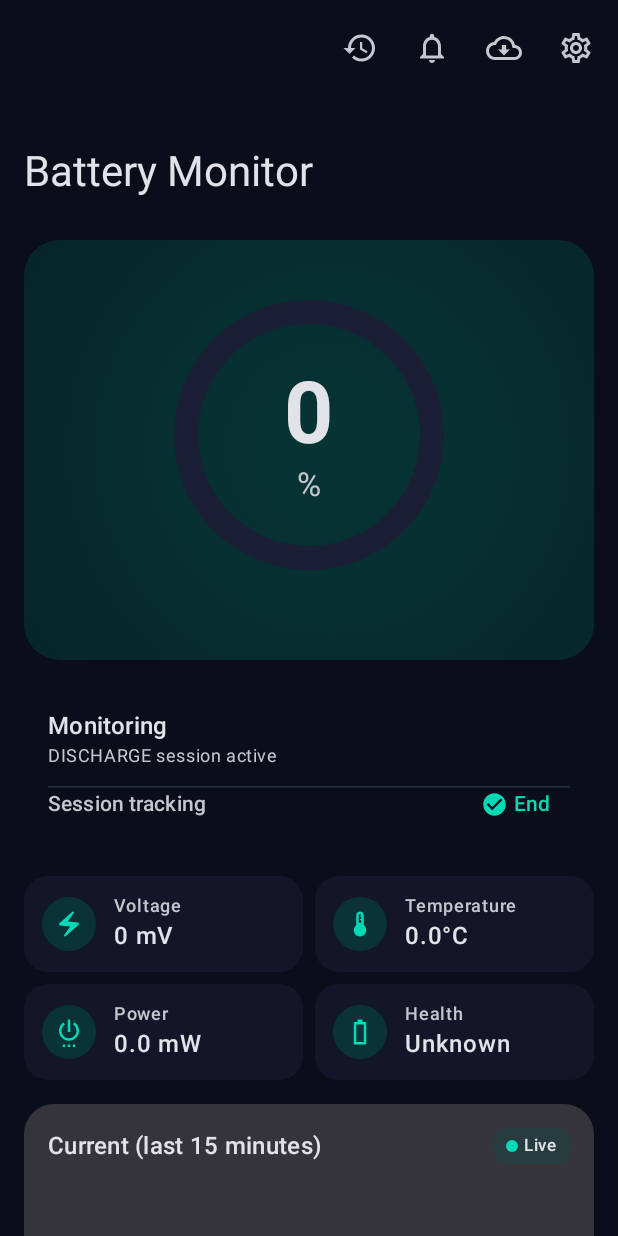
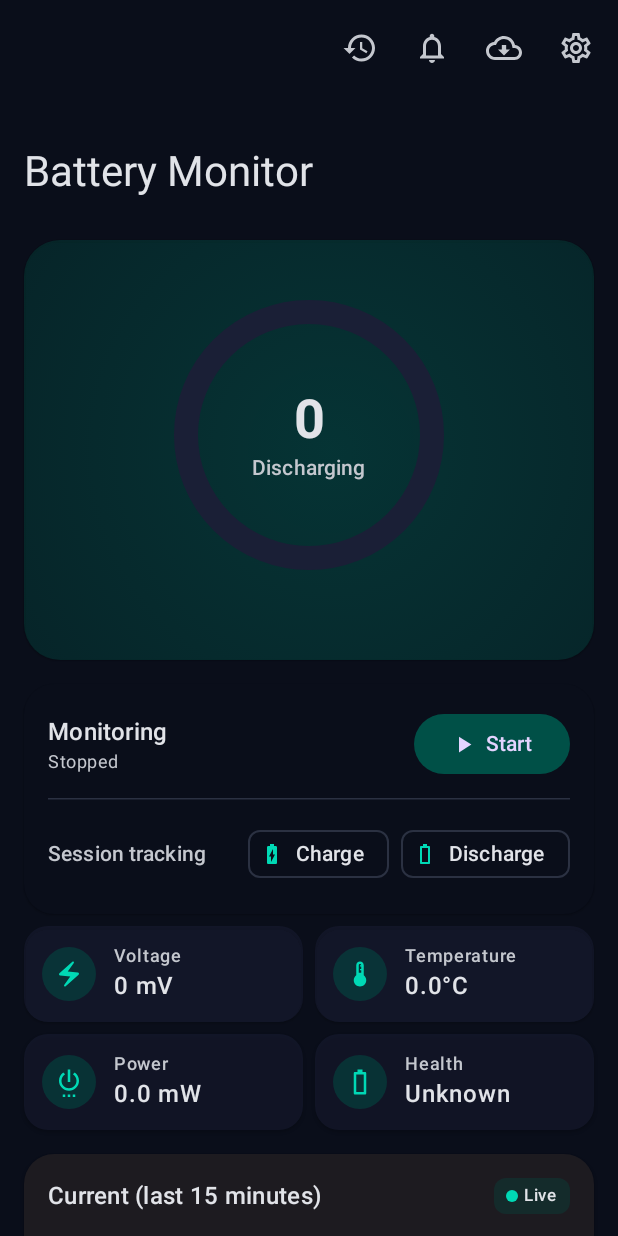
Before and after one commit to mlm-games/BatStats, an Android app built with Jetpack Compose: the screen it shows after launch (BatteryMainActivity), after a tap on "Start", on a phone screen of 412 x 824 dp. Run offline under Robolectric (Android 15) with nearby library versions, the phone set to English and light mode, and no system bars; our stand-ins replace Room's generated code.

Commit message:
Fix monitoring button

```diff
--- a/app/build.gradle.kts
+++ b/app/build.gradle.kts
@@ -34,7 +34,7 @@ android {
         minSdk = 26
         targetSdk = 36
         versionCode = 490
-        versionName = "3.2.7"
+        versionName = "4.0.0"
 
         androidResources {
             localeFilters += setOf("en", "ar", "de", "es-rES", "es-rUS", "fr", "hr", "hu", "in", "it", "ja", "pl", "pt-rBR", "ru-rRU", "sv", "tr", "uk", "zh")
--- a/app/src/main/java/app/batstats/ui/screens/DashboardScreen.kt
+++ b/app/src/main/java/app/batstats/ui/screens/DashboardScreen.kt
@@ -24,8 +24,10 @@ import androidx.compose.ui.unit.*
 import androidx.lifecycle.viewmodel.compose.viewModel
 import app.batstats.battery.data.BatteryRepository
 import app.batstats.battery.data.db.ChargeSession
+import app.batstats.battery.data.db.SessionType
 import app.batstats.battery.util.TimeEstimator
 import app.batstats.viewmodel.DashboardViewModel
+import kotlinx.coroutines.delay
 import java.text.SimpleDateFormat
 import java.util.Date
 import java.util.Locale
@@ -42,6 +44,7 @@ fun DashboardScreen(
 ) {
     val rt by vm.realtime.collectAsState()
     val session by vm.activeSession.collectAsState()
+    val isMonitoring by vm.isMonitoring.collectAsState()
     val scrollState = rememberScrollState()
 
     Scaffold(
@@ -56,9 +59,9 @@ fun DashboardScreen(
                         AnimatedVisibility(rt.sample != null) {
                             Text(
                                 "Updated ${
-                                    SimpleDateFormat("HH:mm:ss", Locale.getDefault()).format(
-                                        Date()
-                                    )}",
+                                    SimpleDateFormat("HH:mm:ss", Locale.getDefault())
+                                        .format(Date(rt.sample?.timestamp ?: System.currentTimeMillis()))
+                                }",
                                 style = MaterialTheme.typography.labelMedium,
                                 color = MaterialTheme.colorScheme.onSurfaceVariant
                             )
@@ -96,10 +99,10 @@ fun DashboardScreen(
             // Control Center
             ControlCenter(
                 session = session,
-                onStartMonitor = { vm.startOrBindService() },
-                onStopMonitor = { vm.stopService() },
-                onStartSession = { vm.startManualSession() },
-                onEndSession = { vm.endSession() }
+                isMonitoring = isMonitoring,
+                onToggleMonitor = { vm.toggleMonitoring() },
+                onStartSession = { vm.startManualSession(it) },
+                onEndSession = { vm.endSession() },
             )
 
             // Stats Grid
@@ -118,7 +121,7 @@ private fun HeroBatteryCard(
     rt: BatteryRepository.Realtime,
     session: ChargeSession?
 ) {
-    Card(
+    ElevatedCard(
         modifier = Modifier
             .fillMaxWidth()
             .padding(horizontal = 16.dp, vertical = 8.dp),
@@ -271,12 +274,22 @@ private fun CircularBatteryIndicator(
         Column(horizontalAlignment = Alignment.CenterHorizontally) {
             Text(
                 text = "$level",
-                style = MaterialTheme.typography.displayLarge,
+                style = MaterialTheme.typography.displaySmall,
                 fontWeight = FontWeight.Bold
             )
+//            Text(
+//                text = "%",
+//                style = MaterialTheme.typography.displaySmall,
+//                color = MaterialTheme.colorScheme.onSurfaceVariant
+//            )
+            val statusText = when {
+                isCharging && level >= 100 -> "Full"
+                isCharging -> "Charging"
+                else -> "Discharging"
+            }
             Text(
-                text = "%",
-                style = MaterialTheme.typography.titleLarge,
+                text = statusText,
+                style = MaterialTheme.typography.labelLarge,
                 color = MaterialTheme.colorScheme.onSurfaceVariant
             )
 
@@ -328,12 +341,12 @@ private fun CircularBatteryIndicator(
 @Composable
 private fun ControlCenter(
     session: ChargeSession?,
-    onStartMonitor: () -> Unit,
-    onStopMonitor: () -> Unit,
-    onStartSession: () -> Unit,
-    onEndSession: () -> Unit
+    isMonitoring: Boolean,
+    onToggleMonitor: () -> Unit,
+    onStartSession: (SessionType) -> Unit,
+    onEndSession: () -> Unit,
 ) {
-    Card(
+    ElevatedCard(
         modifier = Modifier
             .fillMaxWidth()
             .padding(horizontal = 16.dp, vertical = 8.dp),
@@ -353,44 +366,43 @@ private fun ControlCenter(
                         "Monitoring",
                         style = MaterialTheme.typography.titleMedium
                     )
-                    AnimatedContent(
-                        targetState = session,
-                        label = "session"
-                    ) { s ->
                     Text(
-                            if (s == null) "No active session" else "${s.type} session active",
+                        if (isMonitoring) "Running (foreground)" else "Stopped",
                         style = MaterialTheme.typography.bodySmall,
-                            color = MaterialTheme.colorScheme.onSurfaceVariant
+                        color = if (isMonitoring) MaterialTheme.colorScheme.primary
+                        else MaterialTheme.colorScheme.onSurfaceVariant
                     )
+                }
+
+                // Single toggle button that reflects state
+                val busy = remember { mutableStateOf(false) }
+                FilledTonalButton(
+                    enabled = !busy.value,
+                    onClick = {
+//                        busy.value = true
+                        onToggleMonitor()
+//                        busy.value = false
+                              },
+                    colors = if (isMonitoring)
+                        ButtonDefaults.filledTonalButtonColors(containerColor = MaterialTheme.colorScheme.tertiaryContainer)
+                    else
+                        ButtonDefaults.filledTonalButtonColors(containerColor = MaterialTheme.colorScheme.primaryContainer)
+                ) {
+                    Icon(if (isMonitoring) Icons.Default.Stop else Icons.Default.PlayArrow, null, Modifier.size(18.dp))
+                    Spacer(Modifier.width(6.dp))
+                    Text(if (isMonitoring) "Stop" else "Start")
                 }
             }
 
-//                Row(horizontalArrangement = Arrangement.spacedBy(8.dp)) {
-//                    FilledTonalButton(
-//                        onClick = onStartMonitor,
-//                        colors = ButtonDefaults.filledTonalButtonColors(
-//                            containerColor = MaterialTheme.colorScheme.primaryContainer
-//                        )
-//                    ) {
-//                        Icon(Icons.Default.PlayArrow, null, Modifier.size(18.dp))
-//                        Spacer(Modifier.width(4.dp))
-//                        Text("Start")
-//                    }
-//
-//                    OutlinedButton(onClick = onStopMonitor) {
-//                        Icon(Icons.Default.Stop, null, Modifier.size(18.dp))
-//                        Spacer(Modifier.width(4.dp))
-//                        Text("Stop")
-//                    }
-//                }
-            }
-
-            AnimatedVisibility(visible = true) {
             HorizontalDivider(
                 modifier = Modifier.padding(vertical = 12.dp),
                 color = MaterialTheme.colorScheme.outlineVariant
             )
 
+            // Session controls
+            Column(
+                modifier = Modifier.fillMaxWidth()
+            ) {
                 Row(
                     modifier = Modifier.fillMaxWidth(),
                     horizontalArrangement = Arrangement.SpaceBetween,
@@ -403,18 +415,40 @@ private fun ControlCenter(
                     )
 
                     if (session == null) {
-                        TextButton(onClick = onStartSession) {
-                            Icon(Icons.Default.Add, null, Modifier.size(18.dp))
-                            Spacer(Modifier.width(4.dp))
-                            Text("Start")
+                        Row(horizontalArrangement = Arrangement.spacedBy(8.dp)) {
+                            AssistChip(
+                                onClick = { onStartSession(SessionType.CHARGE) },
+                                label = { Text("Charge") },
+                                leadingIcon = {
+                                    Icon(Icons.Default.BatteryChargingFull, null, Modifier.size(16.dp))
+                                }
+                            )
+                            AssistChip(
+                                onClick = { onStartSession(SessionType.DISCHARGE) },
+                                label = { Text("Discharge") },
+                                leadingIcon = {
+                                    Icon(Icons.Default.Battery0Bar, null, Modifier.size(16.dp))
+                                }
+                            )
                         }
                     } else {
                         TextButton(onClick = onEndSession) {
                             Icon(Icons.Default.CheckCircle, null, Modifier.size(18.dp))
-                            Spacer(Modifier.width(4.dp))
+                            Spacer(Modifier.width(6.dp))
                             Text("End")
                         }
                     }
+                }
+
+                if (session != null) {
+                    Spacer(Modifier.height(8.dp))
+                    Text(
+                        text = "${session.type} session active • started ${SimpleDateFormat("HH:mm", Locale.getDefault()).format(
+                            Date(session.startTime)
+                        )}",
+                        style = MaterialTheme.typography.bodySmall,
+                        color = MaterialTheme.colorScheme.onSurfaceVariant
+                    )
                 }
             }
         }
@@ -461,7 +495,7 @@ private fun StatCard(
     value: String,
     modifier: Modifier = Modifier
 ) {
-    Card(
+    ElevatedCard(
         modifier = modifier,
         shape = RoundedCornerShape(16.dp),
         colors = CardDefaults.cardColors(
@@ -511,7 +545,7 @@ private fun StatCard(
 private fun LiveChartCard(vm: DashboardViewModel) {
     val samples by vm.recentSamples.collectAsState(listOf())
 
-    Card(
+    ElevatedCard(
         modifier = Modifier
             .fillMaxWidth()
             .padding(16.dp),
--- a/app/src/main/java/app/batstats/viewmodel/DashboardViewModel.kt
+++ b/app/src/main/java/app/batstats/viewmodel/DashboardViewModel.kt
@@ -16,6 +16,7 @@ import kotlinx.coroutines.launch
 
 class DashboardViewModel(private val app: Application) : AndroidViewModel(app) {
     val realtime = BatteryGraph.repo.realtime
+    val isMonitoring = BatteryGraph.repo.isSampling
     val activeSession: StateFlow<ChargeSession?> =
         BatteryGraph.db.sessionDao().activeFlow()
             .stateIn(viewModelScope, SharingStarted.WhileSubscribed(5_000), null)
@@ -26,20 +27,27 @@ class DashboardViewModel(private val app: Application) : AndroidViewModel(app) {
             System.currentTimeMillis()
         ).map { it }
 
+
     fun startOrBindService() {
-        app.startForegroundService(Intent(app, BatteryMonitorService::class.java))
+        val ctx = getApplication<Application>()
+        ctx.startForegroundService(Intent(ctx, BatteryMonitorService::class.java))
     }
 
     fun stopService() {
-        app.stopService(Intent(app, BatteryMonitorService::class.java))
+        val ctx = getApplication<Application>()
+        ctx.stopService(Intent(ctx, BatteryMonitorService::class.java))
     }
 
-    fun startManualSession() = viewModelScope.launch {
-        BatteryGraph.repo.startSessionIfNone(SessionType.DISCHARGE)
+    fun toggleMonitoring() {
+        if (isMonitoring.value) stopService() else startOrBindService()
     }
 
-    fun endSession() = viewModelScope.launch {
-        BatteryGraph.repo.completeActiveSession()
+    fun startManualSession(type: SessionType) {
+        viewModelScope.launch { BatteryGraph.repo.startSessionIfNone(type) }
+    }
+
+    fun endSession() {
+        viewModelScope.launch { BatteryGraph.repo.completeActiveSession() }
     }
 
     companion object {
@@ -52,9 +60,3 @@ class DashboardViewModel(private val app: Application) : AndroidViewModel(app) {
         }
     }
 }
-
-// Helper extension to expose active session as LiveData
-private fun SessionDao.sessionDaoActiveAsLive() =
-    liveData {
-        emit(this@sessionDaoActiveAsLive.active())
-    }
```
Also changed, not shown: app/src/main/java/app/batstats/battery/data/BatteryRepository.kt (+15 -0 lines). Lines whose indentation alone changed are shown as unchanged.
